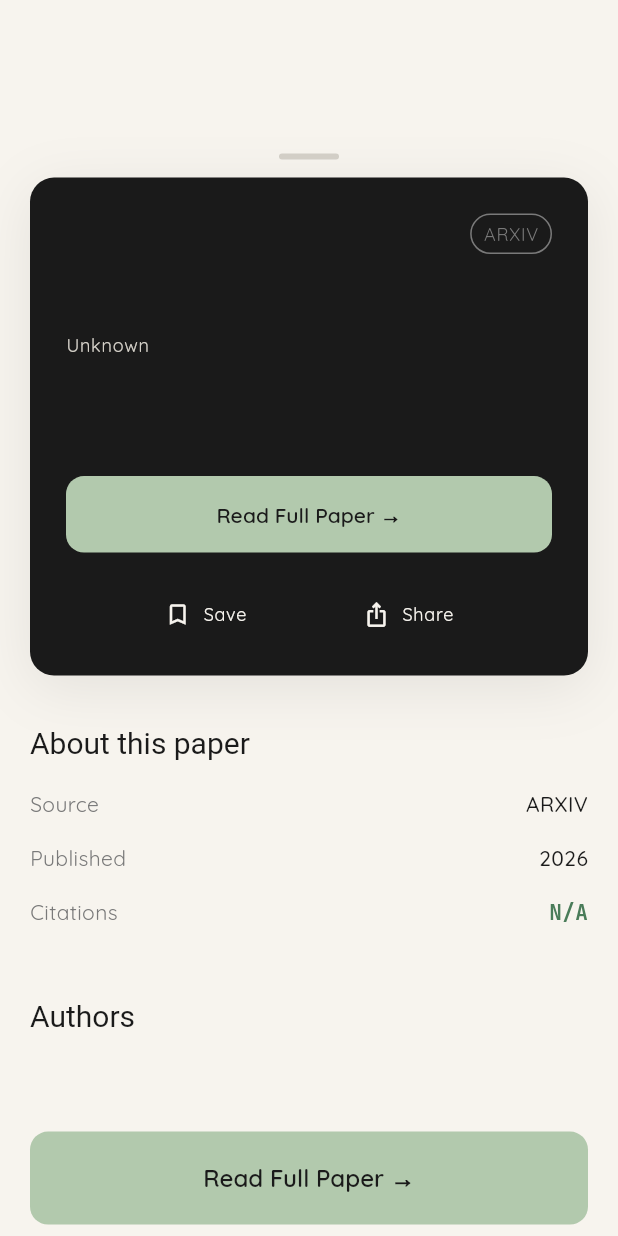
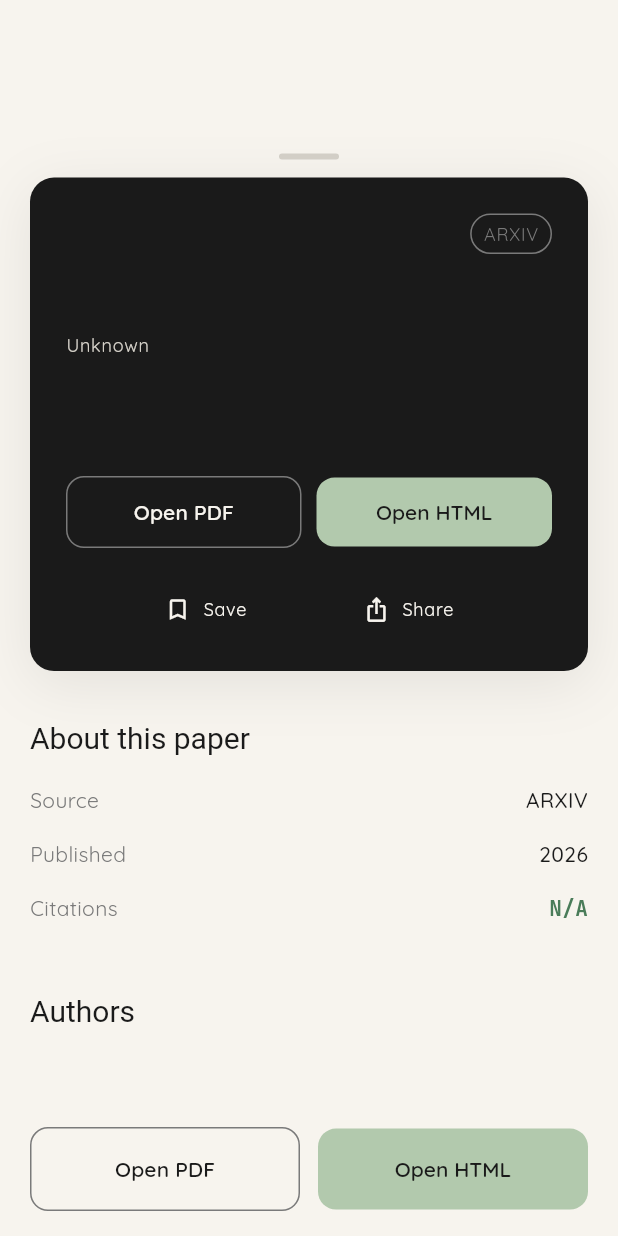
Before and after one commit to aryasuneesh/paperpulse, a Flutter app: the PaperDetailModal widget shown alone on an empty page, opened directly with empty values, on a phone screen of 412 x 824 dp. Run offline on Flutter 3.47's test engine with Material 3 defaults, Android fonts, the phone set to English and light mode, and no system bars; our stand-ins replace flutter_animate, flutter_riverpod, go_router, google_fonts, google_sign_in, lottie and 5 more; missing offline and left inert: syncfusion_flutter_pdf, syncfusion_flutter_pdfviewer; accounts and stored records are empty; network calls fail; Roboto replaces fonts that are missing (Instrument Serif); project files that could hold a hidden picture were left out.

Commit message:
feat: PaperDetailModal PDF/HTML two-button CTA with streak popup

```diff
--- a/paperpulse_app/lib/presentation/features/digest/paper_detail_modal.dart
+++ b/paperpulse_app/lib/presentation/features/digest/paper_detail_modal.dart
@@ -5,8 +5,11 @@ import '../../../core/theme/app_colors.dart';
 import '../../../data/models/paper.dart';
 import '../../common_widgets/curiosity_card.dart';
 import '../library/providers/bookmark_provider.dart';
+import 'html_reader_screen.dart';
 import 'pdf_reader_screen.dart';
+import 'providers/streak_provider.dart';
 import 'share_card_sheet.dart';
+import 'widgets/streak_popup.dart';
 
 class PaperDetailModal extends ConsumerWidget {
   const PaperDetailModal({required this.paper, super.key});
@@ -22,9 +25,35 @@ class PaperDetailModal extends ConsumerWidget {
     );
   }
 
+  Future<void> _openReader(
+    BuildContext context,
+    WidgetRef ref, {
+    required bool useHtml,
+  }) async {
+    ref.read(bookmarkProvider.notifier).markAsInProgress(paper);
+    final didIncrement =
+        await ref.read(streakProvider.notifier).markActivity();
+    if (!context.mounted) return;
+    if (didIncrement) {
+      await StreakPopup.show(context, ref.read(streakProvider));
+      if (!context.mounted) return;
+    }
+    Navigator.pop(context); // close modal
+    if (!context.mounted) return;
+    Navigator.push(
+      context,
+      MaterialPageRoute(
+        builder: (_) => useHtml
+            ? HtmlReaderScreen(paper: paper)
+            : PdfReaderScreen(paper: paper),
+      ),
+    );
+  }
+
   @override
   Widget build(BuildContext context, WidgetRef ref) {
     final theme = Theme.of(context);
+    final isArxiv = paper.source == PaperSource.arxiv;
 
     return DraggableScrollableSheet(
       initialChildSize: 0.9,
@@ -40,7 +69,6 @@ class PaperDetailModal extends ConsumerWidget {
             controller: scrollController,
             padding: const EdgeInsets.fromLTRB(20, 8, 20, 48),
             children: [
-              // Drag Handle
               Center(
                 child: Container(
                   margin: const EdgeInsets.symmetric(vertical: 12),
@@ -53,7 +81,6 @@ class PaperDetailModal extends ConsumerWidget {
                 ),
               ),
 
-              // Curiosity Card header
               CuriosityCard(
                 paper: paper,
                 isScrollable: false,
@@ -71,19 +98,15 @@ class PaperDetailModal extends ConsumerWidget {
                   );
                 },
                 onShareTap: () => ShareCardSheet.show(context, paper),
-                onReadFullTap: () {
-                  ref.read(bookmarkProvider.notifier).markAsInProgress(paper);
-                  Navigator.push(
-                    context,
-                    MaterialPageRoute(
-                      builder: (context) => PdfReaderScreen(paper: paper),
+                onReadPdfTap: () =>
+                    _openReader(context, ref, useHtml: false),
+                onReadHtmlTap: isArxiv
+                    ? () => _openReader(context, ref, useHtml: true)
+                    : null,
               ),
-                  );
-                },
-              ),
+
               const SizedBox(height: 32),
 
-              // About this paper
               Text(
                 'About this paper',
                 style: theme.textTheme.headlineMedium?.copyWith(fontSize: 20),
@@ -99,7 +122,6 @@ class PaperDetailModal extends ConsumerWidget {
 
               const SizedBox(height: 32),
 
-              // Authors
               Text(
                 'Authors',
                 style: theme.textTheme.headlineMedium?.copyWith(fontSize: 20),
@@ -125,17 +147,41 @@ class PaperDetailModal extends ConsumerWidget {
 
               const SizedBox(height: 48),
 
-              // Full CTA
+              // Bottom CTA — two buttons for ArXiv, one for others
+              if (isArxiv)
+                Row(
+                  children: [
+                    Expanded(
+                      child: OutlinedButton(
+                        onPressed: () =>
+                            _openReader(context, ref, useHtml: false),
+                        style: OutlinedButton.styleFrom(
+                          padding: const EdgeInsets.symmetric(vertical: 18),
+                          side: const BorderSide(color: AppColors.midGray),
+                          shape: RoundedRectangleBorder(
+                            borderRadius: BorderRadius.circular(12),
+                          ),
+                        ),
+                        child: const Text('Open PDF'),
+                      ),
+                    ),
+                    const SizedBox(width: 12),
+                    Expanded(
+                      child: ElevatedButton(
+                        onPressed: () =>
+                            _openReader(context, ref, useHtml: true),
+                        style: ElevatedButton.styleFrom(
+                          padding: const EdgeInsets.symmetric(vertical: 18),
+                        ),
+                        child: const Text('Open HTML'),
+                      ),
+                    ),
+                  ],
+                )
+              else
                 ElevatedButton(
-                onPressed: () {
-                  ref.read(bookmarkProvider.notifier).markAsInProgress(paper);
-                  Navigator.push(
-                    context,
-                    MaterialPageRoute(
-                      builder: (context) => PdfReaderScreen(paper: paper),
-                    ),
-                  );
-                },
+                  onPressed: () =>
+                      _openReader(context, ref, useHtml: false),
                   style: ElevatedButton.styleFrom(
                     padding: const EdgeInsets.symmetric(vertical: 20),
                   ),
@@ -169,7 +215,8 @@ class PaperDetailModal extends ConsumerWidget {
             value,
             style: TextStyle(
               color: isHighlight ? AppColors.sageDark : AppColors.inkBlack,
-              fontWeight: isHighlight ? FontWeight.bold : FontWeight.w500,
+              fontWeight:
+                  isHighlight ? FontWeight.bold : FontWeight.w500,
               fontFamily: isHighlight ? 'JetBrains Mono' : 'Quicksand',
               fontSize: 14,
             ),
```
Also changed, not shown: paperpulse_app/lib/presentation/features/digest/html_reader_screen.dart (added, +21 -0 lines). Lines whose indentation alone changed are shown as unchanged.
